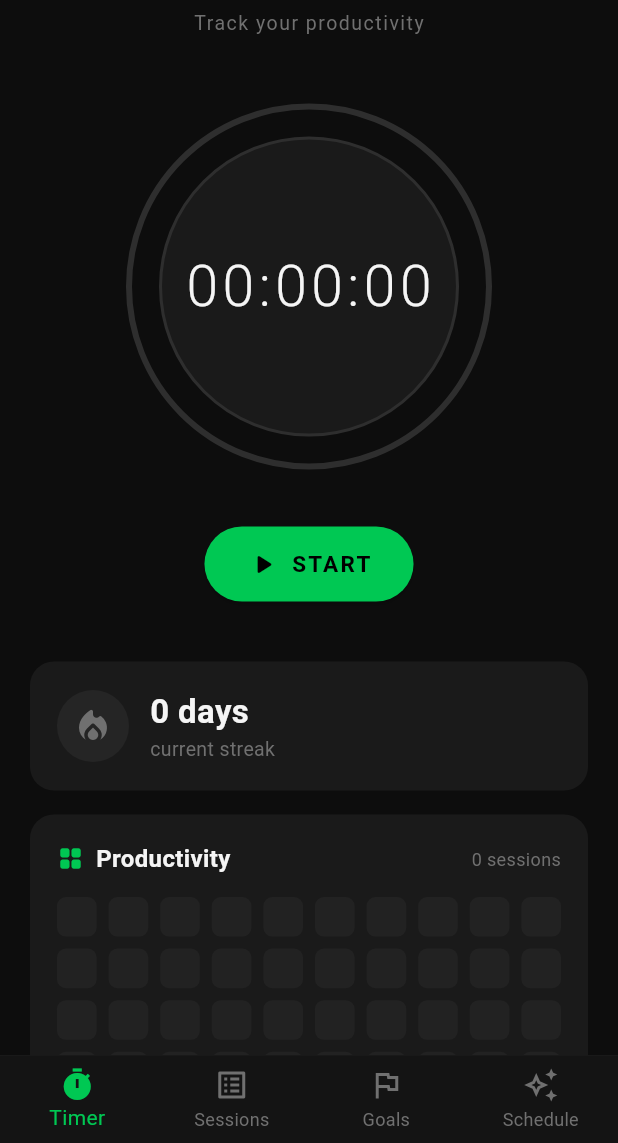
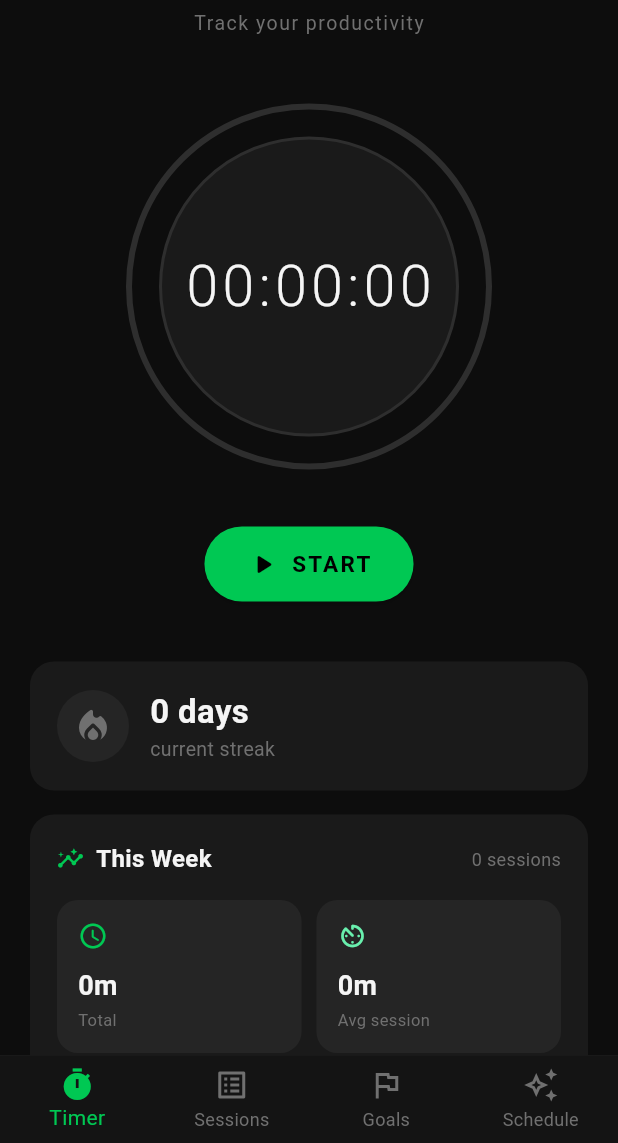
Before and after one commit to annkurrrr/Tempus, a Flutter app: the screen it shows after launch, on a phone screen of 412 x 824 dp, the part 93-1236 px from its top. Run offline on Flutter 3.47's test engine with Material 3 defaults, Android fonts, the phone set to English and light mode, and no system bars; our stand-ins replace shared_preferences; missing offline and left inert: flutter_foreground_task, home_widget.

Commit message:
Add homee screen widgets and fix minor bugs

```diff
--- a/tempus/lib/main.dart
+++ b/tempus/lib/main.dart
@@ -9,10 +9,12 @@ import 'screens/home_screen.dart';
 import 'screens/sessions_screen.dart';
 import 'screens/goals_screen.dart';
 import 'screens/schedule_screen.dart';
+import 'services/widget_service.dart';
 
 void main() {
   WidgetsFlutterBinding.ensureInitialized();
   TimerNotificationService.init();
+  WidgetService.init();
   runApp(const MyApp());
 }
 
@@ -126,6 +128,8 @@ class _AppShellState extends State<_AppShell> {
       _sessions = sessions;
       _loading = false;
     });
+    // Push fresh data to home screen widgets.
+    WidgetService.updateWidgets(sessions: sessions);
   }
 
   Widget _buildBody() {
--- a/tempus/lib/models/session.dart
+++ b/tempus/lib/models/session.dart
@@ -72,4 +72,17 @@ class Session {
 
   factory Session.decode(String source) =>
       Session.fromJson(jsonDecode(source) as Map<String, dynamic>);
+
+  /// Creates a copy with optional field overrides.
+  Session copyWith({int? sessionNumber}) {
+    return Session(
+      sessionNumber: sessionNumber ?? this.sessionNumber,
+      sessionName: sessionName,
+      comment: comment,
+      startTime: startTime,
+      endTime: endTime,
+      totalDuration: totalDuration,
+      date: date,
+    );
+  }
 }
--- a/tempus/lib/screens/home_screen.dart
+++ b/tempus/lib/screens/home_screen.dart
@@ -5,10 +5,12 @@ import '../main.dart';
 import '../models/session.dart';
 import '../services/session_storage.dart';
 import '../services/timer_notification_service.dart';
+import '../services/widget_service.dart';
 import '../theme/app_theme.dart';
 import '../widgets/timer_display.dart';
 import '../widgets/timer_controls.dart';
 import '../widgets/streak_counter.dart';
+import '../widgets/weekly_stats.dart';
 import '../widgets/productivity_calendar.dart';
 
 /// The main home screen with the timer, streak counter, and productivity calendar.
@@ -154,6 +156,8 @@ class _HomeScreenState extends State<HomeScreen>
       _elapsed =
           Duration(seconds: _accumulatedBeforePause + segmentSeconds);
     });
+    // Push live elapsed time to the home screen widget.
+    WidgetService.updateTimerElapsed(_formatDuration(_elapsed));
   }
 
   // ── Timer actions ───────────────────────────────────────────────────
@@ -179,6 +183,7 @@ class _HomeScreenState extends State<HomeScreen>
     _pulseController.repeat(reverse: true);
     _startTicking();
     _persistTimerState();
+    _updateWidget('running');
   }
 
   void _pause() {
@@ -196,6 +201,7 @@ class _HomeScreenState extends State<HomeScreen>
     _persistTimerState();
     // Stop the foreground notification when paused.
     TimerNotificationService.stopNotification();
+    _updateWidget('paused');
   }
 
   void _resume() {
@@ -208,6 +214,7 @@ class _HomeScreenState extends State<HomeScreen>
     _pulseController.repeat(reverse: true);
     _startTicking();
     _persistTimerState();
+    _updateWidget('running');
   }
 
   void _save() {
@@ -353,6 +360,17 @@ class _HomeScreenState extends State<HomeScreen>
     return '$h:$m:$s';
   }
 
+  /// Pushes current timer state to home screen widgets.
+  void _updateWidget(String status) {
+    final nextNum = widget.sessions.length + 1;
+    WidgetService.updateWidgets(
+      sessions: widget.sessions,
+      timerStatus: status,
+      timerElapsed: _formatDuration(_elapsed),
+      currentSessionNum: nextNum,
+    );
+  }
+
   // ── Build ───────────────────────────────────────────────────────────
 
   @override
@@ -441,6 +459,16 @@ class _HomeScreenState extends State<HomeScreen>
                 color: c.cardBg,
                 borderRadius: BorderRadius.circular(16),
               ),
+              child: WeeklyStats(sessions: widget.sessions),
+            ),
+            const SizedBox(height: 16),
+            Container(
+              width: double.infinity,
+              padding: const EdgeInsets.all(18),
+              decoration: BoxDecoration(
+                color: c.cardBg,
+                borderRadius: BorderRadius.circular(16),
+              ),
               child: ProductivityCalendar(sessions: widget.sessions),
             ),
             const SizedBox(height: 24),
--- /dev/null
+++ b/tempus/lib/services/widget_service.dart
@@ -0,0 +1,134 @@
+import 'package:home_widget/home_widget.dart';
+import '../models/session.dart';
+
+/// Pushes session/timer data to Android home screen widgets via [HomeWidget].
+class WidgetService {
+  WidgetService._();
+
+  /// Call this once at app startup to set the group ID.
+  static Future<void> init() async {
+    await HomeWidget.setAppGroupId('com.example.tempus');
+  }
+
+  /// Updates widget data based on the current session list and timer state.
+  /// Call this after saving/deleting a session or changing timer state.
+  static Future<void> updateWidgets({
+    required List<Session> sessions,
+    String timerStatus = 'idle', // 'idle', 'running', 'paused'
+    String timerElapsed = '00:00:00',
+    int currentSessionNum = 0,
+  }) async {
+    // ── Timer data (for Quick Timer widget) ──────────────────────────
+    await HomeWidget.saveWidgetData('timer_status', timerStatus);
+    await HomeWidget.saveWidgetData('timer_elapsed', timerElapsed);
+    await HomeWidget.saveWidgetData('current_session_num', currentSessionNum);
+
+    // ── Streak calculation ──────────────────────────────────────────
+    final streak = _computeStreak(sessions);
+    await HomeWidget.saveWidgetData('streak_count', streak);
+
+    // ── Weekly stats (for Weekly Progress widget) ───────────────────
+    final now = DateTime.now();
+    final todayDate = DateTime(now.year, now.month, now.day);
+    final monday = todayDate.subtract(Duration(days: todayDate.weekday - 1));
+    final nextMonday = monday.add(const Duration(days: 7));
+    final lastMonday = monday.subtract(const Duration(days: 7));
+
+    final thisWeek = sessions.where((s) {
+      final d = DateTime(s.date.year, s.date.month, s.date.day);
+      return !d.isBefore(monday) && d.isBefore(nextMonday);
+    }).toList();
+
+    final lastWeek = sessions.where((s) {
+      final d = DateTime(s.date.year, s.date.month, s.date.day);
+      return !d.isBefore(lastMonday) && d.isBefore(monday);
+    }).toList();
+
+    // Total hours
+    final totalSecsThisWeek =
+        thisWeek.fold<int>(0, (sum, s) => sum + s.totalDuration.inSeconds);
+    final totalSecsLastWeek =
+        lastWeek.fold<int>(0, (sum, s) => sum + s.totalDuration.inSeconds);
+
+    final hours = totalSecsThisWeek / 3600.0;
+    String totalText;
+    if (hours < 1) {
+      totalText = '${(hours * 60).round()}m';
+    } else {
+      final h = hours.floor();
+      final m = ((hours - h) * 60).round();
+      totalText = m > 0 ? '${h}h ${m}m' : '${h}h';
+    }
+    await HomeWidget.saveWidgetData('weekly_total', totalText);
+    await HomeWidget.saveWidgetData('weekly_sessions', thisWeek.length);
+
+    // vs last week
+    String changeText = '—';
+    if (totalSecsLastWeek > 0) {
+      final pct =
+          ((totalSecsThisWeek - totalSecsLastWeek) / totalSecsLastWeek * 100);
+      changeText = pct >= 0
+          ? '↑${pct.abs().toStringAsFixed(0)}%'
+          : '↓${pct.abs().toStringAsFixed(0)}%';
+    } else if (totalSecsThisWeek > 0) {
+      changeText = '↑100%';
+    }
+    await HomeWidget.saveWidgetData('weekly_change', changeText);
+
+    // Per-day minutes for bar chart
+    final dayKeys = ['day_mon', 'day_tue', 'day_wed', 'day_thu', 'day_fri', 'day_sat', 'day_sun'];
+    final dayMinutes = List.filled(7, 0);
+    for (final s in thisWeek) {
+      final dayIdx = s.date.weekday - 1; // 0=Mon, 6=Sun
+      dayMinutes[dayIdx] += s.totalDuration.inMinutes;
+    }
+    for (int i = 0; i < 7; i++) {
+      await HomeWidget.saveWidgetData(dayKeys[i], dayMinutes[i]);
+    }
+
+    // ── Trigger native widget refresh ───────────────────────────────
+    await HomeWidget.updateWidget(
+      androidName: 'QuickTimerWidgetProvider',
+    );
+    await HomeWidget.updateWidget(
+      androidName: 'WeeklyProgressWidgetProvider',
+    );
+  }
+
+  /// Lightweight update — only pushes the elapsed time string.
+  /// Called every second while the timer is running. Avoids recomputing
+  /// streak and weekly stats on each tick.
+  static Future<void> updateTimerElapsed(String elapsed) async {
+    await HomeWidget.saveWidgetData('timer_elapsed', elapsed);
+    await HomeWidget.updateWidget(
+      androidName: 'QuickTimerWidgetProvider',
+    );
+  }
+
+  /// Computes the current streak (same logic as StreakCounter widget).
+  static int _computeStreak(List<Session> sessions) {
+    if (sessions.isEmpty) return 0;
+    final qualifying =
+        sessions.where((s) => s.totalDuration.inMinutes >= 30).toList();
+    if (qualifying.isEmpty) return 0;
+    final dates = qualifying
+        .map((s) => DateTime(s.date.year, s.date.month, s.date.day))
+        .toSet()
+        .toList()
+      ..sort((a, b) => b.compareTo(a));
+    final today = DateTime.now();
+    final todayDate = DateTime(today.year, today.month, today.day);
+    final yesterday = todayDate.subtract(const Duration(days: 1));
+    int count = 0;
+    DateTime expected = dates.contains(todayDate) ? todayDate : yesterday;
+    for (final d in dates) {
+      if (d == expected) {
+        count++;
+        expected = expected.subtract(const Duration(days: 1));
+      } else if (d.isBefore(expected)) {
+        break;
+      }
+    }
+    return count;
+  }
+}
--- a/tempus/lib/widgets/streak_counter.dart
+++ b/tempus/lib/widgets/streak_counter.dart
@@ -21,8 +21,10 @@ class StreakCounter extends StatelessWidget {
       ..sort((a, b) => b.compareTo(a));
     final today = DateTime.now();
     final todayDate = DateTime(today.year, today.month, today.day);
+    final yesterday = todayDate.subtract(const Duration(days: 1));
     int count = 0;
-    DateTime expected = todayDate;
+    // Start from today; if no session today, start from yesterday.
+    DateTime expected = dates.contains(todayDate) ? todayDate : yesterday;
     for (final d in dates) {
       if (d == expected) {
         count++;
--- /dev/null
+++ b/tempus/lib/widgets/weekly_stats.dart
@@ -0,0 +1,224 @@
+import 'package:flutter/material.dart';
+import 'package:intl/intl.dart';
+import '../models/session.dart';
+import '../theme/app_theme.dart';
+
+/// Displays aggregated weekly stats: total hours, avg session, best day,
+/// and a comparison vs. last week.
+class WeeklyStats extends StatelessWidget {
+  final List<Session> sessions;
+
+  const WeeklyStats({super.key, required this.sessions});
+
+  DateTime get _mondayOfThisWeek {
+    final now = DateTime.now();
+    final d = DateTime(now.year, now.month, now.day);
+    return d.subtract(Duration(days: d.weekday - 1));
+  }
+
+  DateTime get _mondayOfLastWeek =>
+      _mondayOfThisWeek.subtract(const Duration(days: 7));
+
+  List<Session> _sessionsInRange(DateTime start, DateTime end) {
+    return sessions.where((s) {
+      final d = DateTime(s.date.year, s.date.month, s.date.day);
+      return !d.isBefore(start) && d.isBefore(end);
+    }).toList();
+  }
+
+  @override
+  Widget build(BuildContext context) {
+    final c = TempusColors.of(context);
+
+    final thisWeek = _sessionsInRange(
+      _mondayOfThisWeek,
+      _mondayOfThisWeek.add(const Duration(days: 7)),
+    );
+    final lastWeek = _sessionsInRange(_mondayOfLastWeek, _mondayOfThisWeek);
+
+    // ── Compute stats ──────────────────────────────────────────────────
+    final totalSecondsThisWeek = thisWeek.fold<int>(
+      0,
+      (sum, s) => sum + s.totalDuration.inSeconds,
+    );
+    final totalSecondsLastWeek = lastWeek.fold<int>(
+      0,
+      (sum, s) => sum + s.totalDuration.inSeconds,
+    );
+
+    final totalHours = totalSecondsThisWeek / 3600.0;
+    final avgMinutes = thisWeek.isNotEmpty
+        ? (totalSecondsThisWeek / thisWeek.length / 60.0)
+        : 0.0;
+
+    // Best day
+    String bestDay = '—';
+    if (thisWeek.isNotEmpty) {
+      final dayTotals = <int, int>{}; // weekday → total seconds
+      for (final s in thisWeek) {
+        dayTotals[s.date.weekday] =
+            (dayTotals[s.date.weekday] ?? 0) + s.totalDuration.inSeconds;
+      }
+      final bestWeekday = dayTotals.entries
+          .reduce((a, b) => a.value >= b.value ? a : b)
+          .key;
+      bestDay = DateFormat(
+        'EEEE',
+      ).format(_mondayOfThisWeek.add(Duration(days: bestWeekday - 1)));
+    }
+
+    // Week-over-week comparison
+    double changePercent = 0;
+    bool isUp = true;
+    if (totalSecondsLastWeek > 0) {
+      changePercent =
+          ((totalSecondsThisWeek - totalSecondsLastWeek) /
+              totalSecondsLastWeek) *
+          100;
+      isUp = changePercent >= 0;
+    } else if (totalSecondsThisWeek > 0) {
+      changePercent = 100;
+      isUp = true;
+    }
+
+    return Column(
+      crossAxisAlignment: CrossAxisAlignment.start,
+      children: [
+        // Header
+        Row(
+          children: [
+            const Icon(
+              Icons.insights_rounded,
+              color: AppTheme.primary,
+              size: 18,
+            ),
+            const SizedBox(width: 8),
+            Text(
+              'This Week',
+              style: TextStyle(
+                color: c.textPrimary,
+                fontSize: 16,
+                fontWeight: FontWeight.w600,
+              ),
+            ),
+            const Spacer(),
+            Text(
+              '${thisWeek.length} session${thisWeek.length == 1 ? '' : 's'}',
+              style: TextStyle(color: c.textTertiary, fontSize: 12),
+            ),
+          ],
+        ),
+        const SizedBox(height: 16),
+
+        // Stats grid — 2×2
+        Row(
+          children: [
+            Expanded(
+              child: _StatTile(
+                icon: Icons.schedule_rounded,
+                label: 'Total',
+                value: _formatHours(totalHours),
+                color: AppTheme.primary,
+              ),
+            ),
+            const SizedBox(width: 10),
+            Expanded(
+              child: _StatTile(
+                icon: Icons.av_timer_rounded,
+                label: 'Avg session',
+                value: _formatMinutes(avgMinutes),
+                color: AppTheme.accent,
+              ),
+            ),
+          ],
+        ),
+        const SizedBox(height: 10),
+        Row(
+          children: [
+            Expanded(
+              child: _StatTile(
+                icon: Icons.emoji_events_rounded,
+                label: 'Best day',
+                value: bestDay,
+                color: const Color(0xFFFFD54F),
+              ),
+            ),
+            const SizedBox(width: 10),
+            Expanded(
+              child: _StatTile(
+                icon: isUp
+                    ? Icons.trending_up_rounded
+                    : Icons.trending_down_rounded,
+                label: 'vs last week',
+                value: totalSecondsLastWeek == 0 && totalSecondsThisWeek == 0
+                    ? '—'
+                    : '${isUp ? '↑' : '↓'}${changePercent.abs().toStringAsFixed(0)}%',
+                color: isUp ? AppTheme.primary : Colors.redAccent,
+              ),
+            ),
+          ],
+        ),
+      ],
+    );
+  }
+
+  String _formatHours(double hours) {
+    if (hours < 1) {
+      return '${(hours * 60).round()}m';
+    }
+    final h = hours.floor();
+    final m = ((hours - h) * 60).round();
+    return m > 0 ? '${h}h ${m}m' : '${h}h';
+  }
+
+  String _formatMinutes(double minutes) {
+    if (minutes < 1) return '0m';
+    if (minutes < 60) return '${minutes.round()}m';
+    final h = (minutes / 60).floor();
+    final m = (minutes % 60).round();
+    return m > 0 ? '${h}h ${m}m' : '${h}h';
+  }
+}
+
+class _StatTile extends StatelessWidget {
+  final IconData icon;
+  final String label;
+  final String value;
+  final Color color;
+
+  const _StatTile({
+    required this.icon,
+    required this.label,
+    required this.value,
+    required this.color,
+  });
+
+  @override
+  Widget build(BuildContext context) {
+    final c = TempusColors.of(context);
+    return Container(
+      padding: const EdgeInsets.all(14),
+      decoration: BoxDecoration(
+        color: c.surfaceLight,
+        borderRadius: BorderRadius.circular(14),
+      ),
+      child: Column(
+        crossAxisAlignment: CrossAxisAlignment.start,
+        children: [
+          Icon(icon, color: color, size: 20),
+          const SizedBox(height: 10),
+          Text(
+            value,
+            style: TextStyle(
+              color: c.textPrimary,
+              fontSize: 18,
+              fontWeight: FontWeight.w700,
+            ),
+          ),
+          const SizedBox(height: 2),
+          Text(label, style: TextStyle(color: c.textTertiary, fontSize: 11)),
+        ],
+      ),
+    );
+  }
+}
--- a/tempus/pubspec.yaml
+++ b/tempus/pubspec.yaml
@@ -38,6 +38,7 @@ dependencies:
   intl: ^0.20.2
   flutter_foreground_task: ^9.2.2
   http: ^1.4.0
+  home_widget: ^0.7.0
 
 dev_dependencies:
   flutter_test:
```
Also changed, not shown: tempus/lib/screens/sessions_screen.dart (+5 -2 lines), tempus/lib/services/session_storage.dart (+6 -1 lines), tempus/pubspec.lock, 14 other files.
